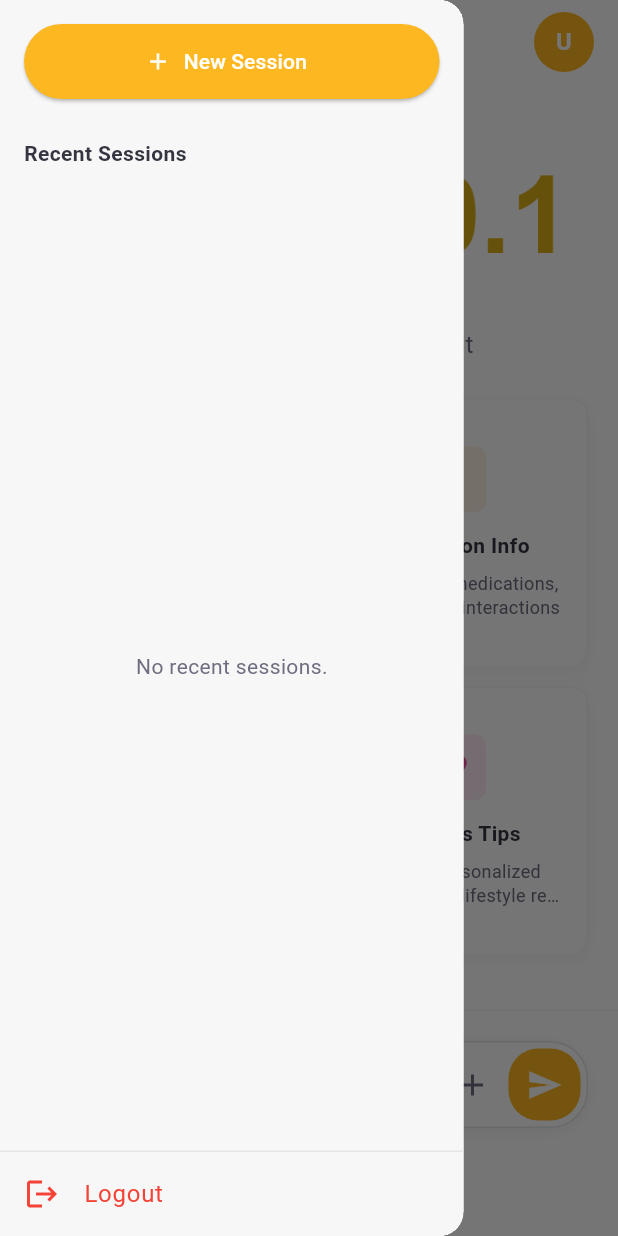
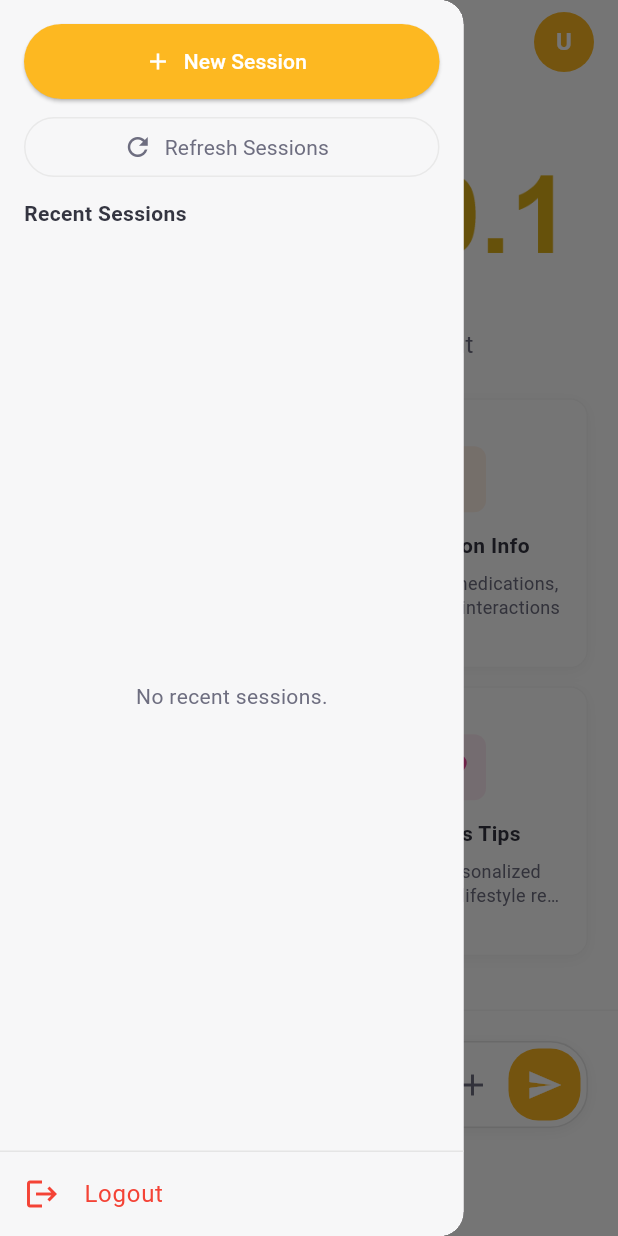
Before and after one commit to BOCK-HEALTH/EiraUIFlutter, a Flutter app: the screen it shows once a user with an empty profile is signed in, with the side drawer open, on a phone screen of 412 x 824 dp. Run offline on Flutter 3.47's test engine with Material 3 defaults, Android fonts, the phone set to English and light mode, and no system bars; our stand-ins replace camera, dio, file_picker, firebase_auth, firebase_core, flutter_svg and 3 more; missing offline and left inert: dart:html, flutter_sound, record; accounts and stored records are empty; network calls fail.

Commit message:
Corrected the position for Refresh button

```diff
--- a/lib/main.dart
+++ b/lib/main.dart
@@ -351,17 +351,13 @@ class _HomeScreenState extends State<HomeScreen> {
 
 
   Future<void> _initializeCamera() async {
-  // --- MODIFICATION ---
-  // The 'if (kIsWeb) return;' check has been REMOVED.
   try {
     final cameras = await availableCameras();
     if (cameras.isEmpty) {
-      // Handle the case where no cameras are available.
       _showErrorDialog("No camera found on this device.");
       return;
     }
 
-    // Prefer the front-facing camera if available
     CameraDescription? frontCamera;
     for (var camera in cameras) {
       if (camera.lensDirection == CameraLensDirection.front) {
@@ -370,18 +366,14 @@ class _HomeScreenState extends State<HomeScreen> {
       }
     }
 
-    // Use the front camera or fall back to the first available camera
     final selectedCamera = frontCamera ?? cameras.first;
 
     _cameraController = CameraController(
       selectedCamera,
       ResolutionPreset.medium,
-      // Important for web: Disable audio in the camera controller
-      // to prevent conflicts with the audio recorder.
       enableAudio: false,
     );
 
-    // Store the initialization future to await it later
     _initializeCameraFuture = _cameraController!.initialize().then((_) {
       if (mounted) {
         setState(() {
@@ -389,7 +381,6 @@ class _HomeScreenState extends State<HomeScreen> {
         });
       }
     }).catchError((e) {
-      // Catch and show initialization errors (like permission denied)
       _showErrorDialog("Could not initialize camera: $e");
     });
 
@@ -421,16 +412,13 @@ class _HomeScreenState extends State<HomeScreen> {
     } catch (e) {}
   }
 
-  // ** CORRECTED: Unified audio recording method for Web and Mobile **
  Future<void> _startAudioRecording() async {
   try {
     if (kIsWeb) {
-      // Web recording using the record package
       if (await _audioRecorder.hasPermission()) {
-        // For web, we need to provide a path (even though it's not used)
         await _audioRecorder.start(
           const RecordConfig(encoder: AudioEncoder.wav),
-          path: 'web_recording.wav', // Provide a dummy path for web
+          path: 'web_recording.wav',
         );
         setState(() {
           _isRecordingAudio = true;
@@ -440,7 +428,6 @@ class _HomeScreenState extends State<HomeScreen> {
         _showPermissionDeniedDialog('Microphone');
       }
     } else {
-      // Mobile implementation
       await _requestPermissions();
       final status = await Permission.microphone.status;
       if (status != PermissionStatus.granted) {
@@ -472,13 +459,11 @@ class _HomeScreenState extends State<HomeScreen> {
     _showErrorDialog('Failed to start audio recording: $e');
   }
 }
-  // ** CORRECTED: Unified audio stopping method for Web and Mobile **
   Future<void> _stopAudioRecording() async {
     try {
       if (kIsWeb) {
         final String? path = await _audioRecorder.stop();
         if (path != null) {
-          // For web, we need to fetch the recorded blob as bytes
           final response = await Dio().get(path, options: Options(responseType: ResponseType.bytes));
           final bytes = response.data as Uint8List;
           setState(() {
@@ -518,12 +503,8 @@ class _HomeScreenState extends State<HomeScreen> {
     }
   }
 
-  // ** CORRECTED: Unified video recording method for Web and Mobile **
-  // ** CORRECTED: Unified video recording method for Web and Mobile **
-// **REVISED: Unified video recording method for ALL platforms**
 Future<void> _startVideoRecording() async {
   try {
-    // Request permissions (applies to mobile)
     if (!kIsWeb) {
       await _requestPermissions();
       final status = await Permission.camera.status;
@@ -533,7 +514,6 @@ Future<void> _startVideoRecording() async {
       }
     }
 
-    // Initialize the camera if it hasn't been already
     if (_cameraController == null || !_isCameraInitialized) {
       await _initializeCamera();
       if (_initializeCameraFuture != null) {
@@ -541,7 +521,6 @@ Future<void> _startVideoRecording() async {
       }
     }
 
-    // Start recording if the controller is ready
     if (_cameraController != null && _cameraController!.value.isInitialized) {
       await _cameraController!.startVideoRecording();
       if (mounted) {
@@ -551,7 +530,6 @@ Future<void> _startVideoRecording() async {
         _showSnackBar('Video recording started...', Colors.green);
       }
 
-      // --- This dialog will now show on WEB and MOBILE ---
       showDialog(
         context: context,
         barrierDismissible: false,
@@ -560,14 +538,12 @@ Future<void> _startVideoRecording() async {
             cameraController: _cameraController!,
             onStopRecording: () async {
               await _stopVideoRecording();
-              // Use mounted check before accessing context
               if (mounted) Navigator.of(context).pop();
             },
             onClose: () async {
               if (_isRecordingVideo) {
                 await _stopVideoRecording();
               }
-              // Use mounted check before accessing context
               if (mounted) Navigator.of(context).pop();
             },
           );
@@ -581,8 +557,6 @@ Future<void> _startVideoRecording() async {
   }
 }
 
-  // ** CORRECTED: Unified video stopping method for Web and Mobile **
- // **REVISED: Unified video stopping method for ALL platforms**
 Future<void> _stopVideoRecording() async {
   try {
     if (_cameraController == null || !_isRecordingVideo) return;
@@ -595,11 +569,9 @@ Future<void> _stopVideoRecording() async {
       });
     }
 
-    // Create the platform-agnostic file wrapper
     final String fileName = 'video_${DateTime.now().millisecondsSinceEpoch}.mp4';
 
     if (kIsWeb) {
-      // On web, read the file as bytes from the blob URL
       final Uint8List videoBytes = await videoFile.readAsBytes();
       if (mounted) {
         setState(() {
@@ -610,7 +582,6 @@ Future<void> _stopVideoRecording() async {
         });
       }
     } else {
-      // On mobile, use the file path directly
       final File file = File(videoFile.path);
       if (await file.exists() && mounted) {
         setState(() {
@@ -1027,8 +998,6 @@ void dispose() {
                 elevation: 8,
                 color: kEiraBackground,
                 onSelected: (value) {
-                  // --- MODIFICATION START ---
-                  // UPDATED onSelected logic to remove logout
                   switch (value) {
                     case 'change_username':
                       _showChangeUsernameDialog();
@@ -1040,7 +1009,6 @@ void dispose() {
                       _showChangeEmailInfoDialog();
                       break;
                   }
-                  // --- MODIFICATION END ---
                 },
                 itemBuilder: (BuildContext context) => <PopupMenuEntry<String>>[
                   PopupMenuItem<String>(
@@ -1101,7 +1069,6 @@ void dispose() {
                   ),
                   const PopupMenuDivider(height: 1),
 
-                  // Change Username
                    PopupMenuItem<String>(
                     value: 'change_username',
                     child: const Row(
@@ -1113,7 +1080,6 @@ void dispose() {
                     ),
                   ),
 
-                  // Change Password
                    PopupMenuItem<String>(
                     value: 'change_password',
                     child: const Row(
@@ -1125,7 +1091,6 @@ void dispose() {
                     ),
                   ),
 
-                  // Dummy Change Email
                   PopupMenuItem<String>(
                     value: 'change_email',
                     child: const Row(
@@ -1136,10 +1101,6 @@ void dispose() {
                       ],
                     ),
                   ),
-
-                  // --- MODIFICATION START ---
-                  // REMOVED the divider and the Logout PopupMenuItem
-                  // --- MODIFICATION END ---
                 ],
                 child: CircleAvatar(
                   radius: 20,
@@ -1162,6 +1123,8 @@ void dispose() {
      drawer: isMobile
     ? Drawer(
         width: MediaQuery.of(context).size.width * 0.75,
+        // --- MODIFICATION START ---
+        // Pass the refresh handler to the drawer
         child: AppDrawer(
           onNewSession: _startNewChat,
           sessions: _sessions,
@@ -1170,7 +1133,9 @@ void dispose() {
           onSessionDeleted: _deleteSession,
           isCollapsed: false,
           onToggle: () {},
+          onRefresh: _handleRefresh,
         ),
+        // --- MODIFICATION END ---
       )
     : null,
       body: Stack(
@@ -1189,6 +1154,8 @@ void dispose() {
                       child: Visibility(
                         visible: !_isSidebarCollapsed,
                         maintainState: true,
+                        // --- MODIFICATION START ---
+                        // Pass the refresh handler to the drawer
                         child: AppDrawer(
                           onNewSession: _startNewChat,
                           sessions: _sessions,
@@ -1201,7 +1168,9 @@ void dispose() {
                               _isSidebarCollapsed = !_isSidebarCollapsed;
                             });
                           },
+                          onRefresh: _handleRefresh,
                         ),
+                        // --- MODIFICATION END ---
                       ),
                     ),
                   ),
@@ -1284,7 +1253,6 @@ void dispose() {
                               onFileAdd: _pickFiles,
                               onCameraOpen: _toggleVideoRecording,
                               onSendMessage: _sendMessage,
-                              onRefresh: _handleRefresh,
                               hasPendingFiles: _pendingFiles.isNotEmpty,
                             ),
                           ],
@@ -1443,9 +1411,6 @@ class ModelDropdown extends StatelessWidget {
   }
 }
 
-// ** UPDATED: This widget now takes a list of the wrapper class **
-// lib/main.dart
-
 class PendingFilesDisplay extends StatelessWidget {
   final List<PlatformFileWrapper> files;
   final Function(int) onRemove;
@@ -1472,10 +1437,7 @@ class PendingFilesDisplay extends StatelessWidget {
 
     return Container(
       width: double.infinity,
-      // --- THIS IS THE FIX ---
-      // This line centers the child (the scrollable row of chips)
       alignment: Alignment.center,
-      // ---------------------
       padding: const EdgeInsets.symmetric(horizontal: 20.0, vertical: 12.0),
       decoration: BoxDecoration(
         color: kEiraBackground,
@@ -1483,11 +1445,10 @@ class PendingFilesDisplay extends StatelessWidget {
           top: BorderSide(color: kEiraBorder.withOpacity(0.3)),
         ),
       ),
-      // We use a SingleChildScrollView to allow horizontal scrolling if many files are added
       child: SingleChildScrollView(
         scrollDirection: Axis.horizontal,
         child: Row(
-          mainAxisAlignment: MainAxisAlignment.center, // This ensures the row itself tries to center
+          mainAxisAlignment: MainAxisAlignment.center,
           children: fileChips,
         ),
       ),
@@ -1495,7 +1456,6 @@ class PendingFilesDisplay extends StatelessWidget {
   }
 }
 
-// ** UPDATED: This widget now takes the wrapper class **
 class PendingFileChip extends StatelessWidget {
   final PlatformFileWrapper file;
   final VoidCallback onRemove;
@@ -1508,9 +1468,8 @@ class PendingFileChip extends StatelessWidget {
 
   @override
   Widget build(BuildContext context) {
-    // ** Use the name from the wrapper **
     final displayName = file.name;
-    final displayIcon = _getFileIcon(displayName); // Use name to get icon
+    final displayIcon = _getFileIcon(displayName);
 
     return Container(
       padding: const EdgeInsets.symmetric(horizontal: 12, vertical: 8),
@@ -1579,6 +1538,10 @@ class AppDrawer extends StatelessWidget {
   final Future<bool> Function(int) onSessionDeleted;
   final bool isCollapsed;
   final VoidCallback onToggle;
+  // --- MODIFICATION START ---
+  // Added onRefresh parameter
+  final VoidCallback onRefresh;
+  // --- MODIFICATION END ---
 
   const AppDrawer({
     super.key,
@@ -1589,6 +1552,10 @@ class AppDrawer extends StatelessWidget {
     required this.onSessionDeleted,
     required this.isCollapsed,
     required this.onToggle,
+    // --- MODIFICATION START ---
+    // Added onRefresh parameter to constructor
+    required this.onRefresh,
+    // --- MODIFICATION END ---
   });
 
   @override
@@ -1611,7 +1578,7 @@ class AppDrawer extends StatelessWidget {
               ),
             if (!isCollapsed) ...[
               Padding(
-                padding: const EdgeInsets.all(16.0),
+                padding: const EdgeInsets.fromLTRB(16, 16, 16, 8),
                 child: ElevatedButton.icon(
                   onPressed: onNewSession,
                   icon: const Icon(Icons.add, color: Colors.white),
@@ -1625,6 +1592,27 @@ class AppDrawer extends StatelessWidget {
                   ),
                 ),
               ),
+              // --- MODIFICATION START ---
+              // Added the Refresh Button to the sidebar
+              Padding(
+                padding: const EdgeInsets.symmetric(horizontal: 16.0),
+                child: OutlinedButton.icon(
+                  onPressed: onRefresh,
+                  icon: const Icon(Icons.refresh, size: 20, color: kEiraTextSecondary),
+                  label: const Text(
+                    "Refresh Sessions",
+                    style: TextStyle(color: kEiraTextSecondary, fontWeight: FontWeight.normal),
+                  ),
+                  style: OutlinedButton.styleFrom(
+                    minimumSize: const Size(double.infinity, 40),
+                    side: BorderSide(color: kEiraBorder.withOpacity(0.8)),
+                    shape: RoundedRectangleBorder(
+                      borderRadius: BorderRadius.circular(20),
+                    ),
+                  ),
+                ),
+              ),
+              // --- MODIFICATION END ---
               const SizedBox(height: 10),
               const Padding(
                 padding: EdgeInsets.symmetric(horizontal: 16.0),
@@ -1707,8 +1695,6 @@ class AppDrawer extends StatelessWidget {
                         },
                       ),
               ),
-              // --- MODIFICATION START ---
-              // ADDED the Logout ListTile back to the drawer
               const Divider(color: kEiraBorder, height: 1),
               ListTile(
                 leading: const Icon(Icons.logout, color: Colors.red),
@@ -1725,7 +1711,6 @@ class AppDrawer extends StatelessWidget {
                   }
                 },
               ),
-              // --- MODIFICATION END ---
             ] else if (isCollapsed && isDesktop) ...[
               Expanded(
                 child: Column(
@@ -2060,7 +2045,6 @@ class _MessagesListViewState extends State<MessagesListView> {
 class MessageBubble extends StatelessWidget {
   final bool isUser;
   final String text;
-  // ** UPDATED: Now receives the wrapper class **
   final List<PlatformFileWrapper>? attachments;
   final DateTime timestamp;
   final String modelName;
@@ -2126,7 +2110,6 @@ class MessageBubble extends StatelessWidget {
                       style: const TextStyle(height: 1.5, fontFamily: 'Roboto')),
                 if (hasLocalAttachment) ...[
                   const SizedBox(height: 10),
-                  // Pass the wrapper to the AttachmentChip
                   ...attachments!.map((file) => AttachmentChip(file: file)),
                 ],
                 if (hasRemoteAttachment) ...[
@@ -2220,7 +2203,6 @@ class RemoteAttachmentChip extends StatelessWidget {
   }
 }
 
-// ** UPDATED: This widget now uses the wrapper class **
 class AttachmentChip extends StatelessWidget {
   final PlatformFileWrapper file;
 
@@ -2229,7 +2211,6 @@ class AttachmentChip extends StatelessWidget {
   @override
   Widget build(BuildContext context) {
     final fileName = file.name;
-    // On mobile, if we have a path, we can show the file size. On web, we can't easily.
     final fileSize = file.path != null && !kIsWeb
         ? _formatFileSize((File(file.path!) as dynamic).lengthSync())
         : null;
@@ -2373,7 +2354,6 @@ class ChatInputArea extends StatefulWidget {
   final VoidCallback onFileAdd;
   final VoidCallback onCameraOpen;
   final VoidCallback onSendMessage;
-  final VoidCallback onRefresh;
   final bool hasPendingFiles;
 
   const ChatInputArea({
@@ -2386,7 +2366,6 @@ class ChatInputArea extends StatefulWidget {
     required this.onFileAdd,
     required this.onCameraOpen,
     required this.onSendMessage,
-    required this.onRefresh,
     required this.hasPendingFiles,
   });
 
@@ -2449,11 +2428,9 @@ class _ChatInputAreaState extends State<ChatInputArea> {
                     minLines: 1,
                   ),
                 ),
-                IconButton(
-                  icon: const Icon(Icons.refresh, color: kEiraTextSecondary),
-                  onPressed: widget.onRefresh,
-                  tooltip: 'Refresh Data',
-                ),
+                // --- MODIFICATION START ---
+                // REMOVED the Refresh IconButton from this area
+                // --- MODIFICATION END ---
                 IconButton(
                   icon: const Icon(Icons.add, color: kEiraTextSecondary),
                   onPressed: widget.onFileAdd,
@@ -2566,7 +2543,6 @@ class VideoRecordingPreview extends StatelessWidget {
         child: Column(
           mainAxisSize: MainAxisSize.min,
           children: [
-            // Display the camera preview
             if (cameraController.value.isInitialized)
               ClipRRect(
                 borderRadius: BorderRadius.circular(8),
@@ -2577,7 +2553,6 @@ class VideoRecordingPreview extends StatelessWidget {
                 ),
               )
             else
-              // Show a loader while the camera initializes
               const SizedBox(
                 width: 240,
                 height: 320,
@@ -2587,7 +2562,6 @@ class VideoRecordingPreview extends StatelessWidget {
             Row(
               mainAxisAlignment: MainAxisAlignment.center,
               children: [
-                // The "Stop Recording" button
                 ElevatedButton(
                   onPressed: onStopRecording,
                   style: ElevatedButton.styleFrom(
@@ -2602,7 +2576,6 @@ class VideoRecordingPreview extends StatelessWidget {
                       style: TextStyle(fontFamily: 'Roboto')),
                 ),
                 const SizedBox(width: 16),
-                // The "Close" button
                 OutlinedButton(
                   onPressed: onClose,
                   style: OutlinedButton.styleFrom(
```
